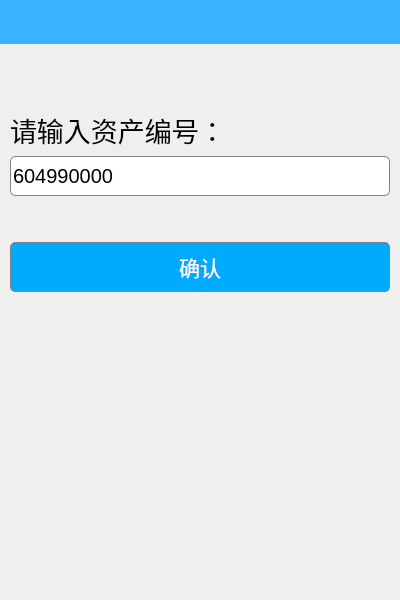
The window that pages/AssetQuery.ui (wps139hf/app) describes before a commit, drawn with Qt 5.
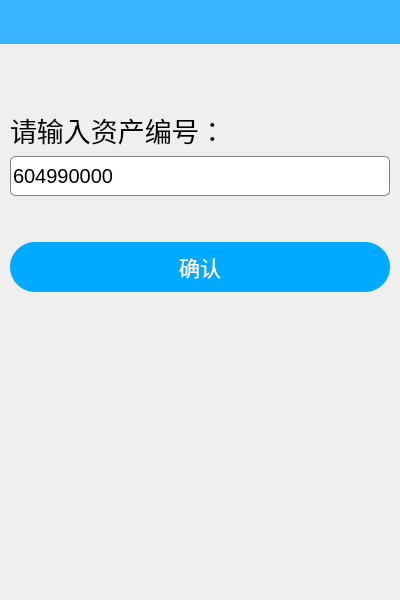
The same window after the commit. Custom widgets are drawn as their Qt base class.

What changed in the file:
```diff
--- a/pages/AssetQuery.ui
+++ b/pages/AssetQuery.ui
@@ -132,17 +132,16 @@
        </property>
        <property name="styleSheet">
         <string notr="true">QPushButton{
-    border: 1px solid gray;
+    border: none;
 	background-color: rgb(0, 170, 255);
 	color: white;   
-	border-radius: 5px;                        
+	border-radius: 25px;                        
 }
-QPushButton:hover{
-	background-color: rgb(0, 119, 179);
-}
+
 QPushButton:pressed{
 	background-color: rgb(0, 101, 152);
-}</string>
+}
+</string>
        </property>
        <property name="text">
         <string>确认</string>
```
